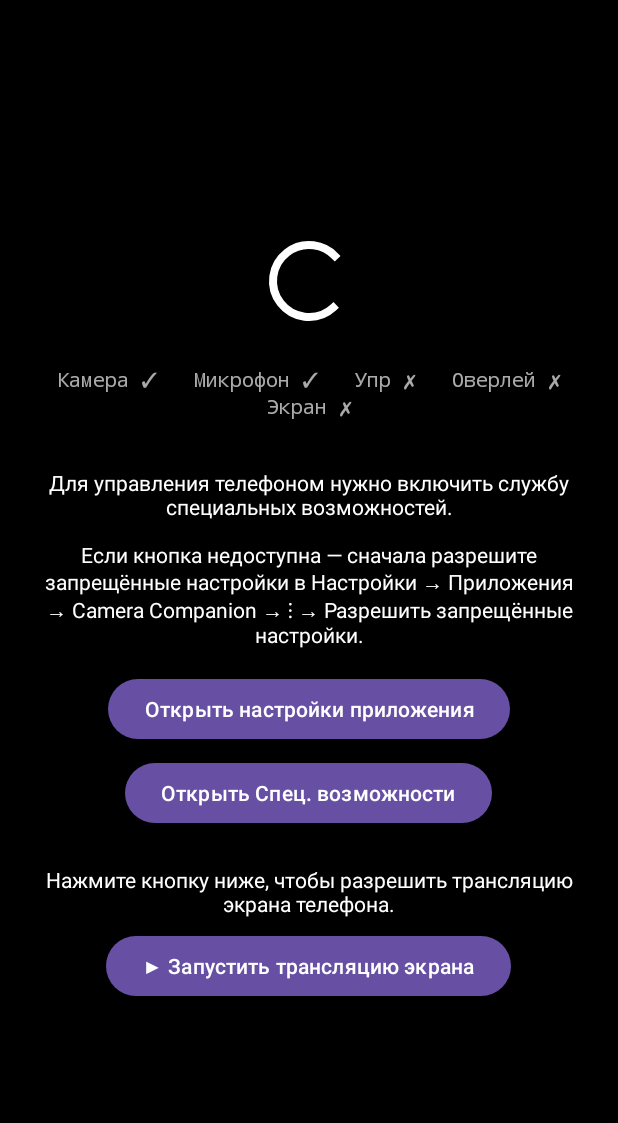
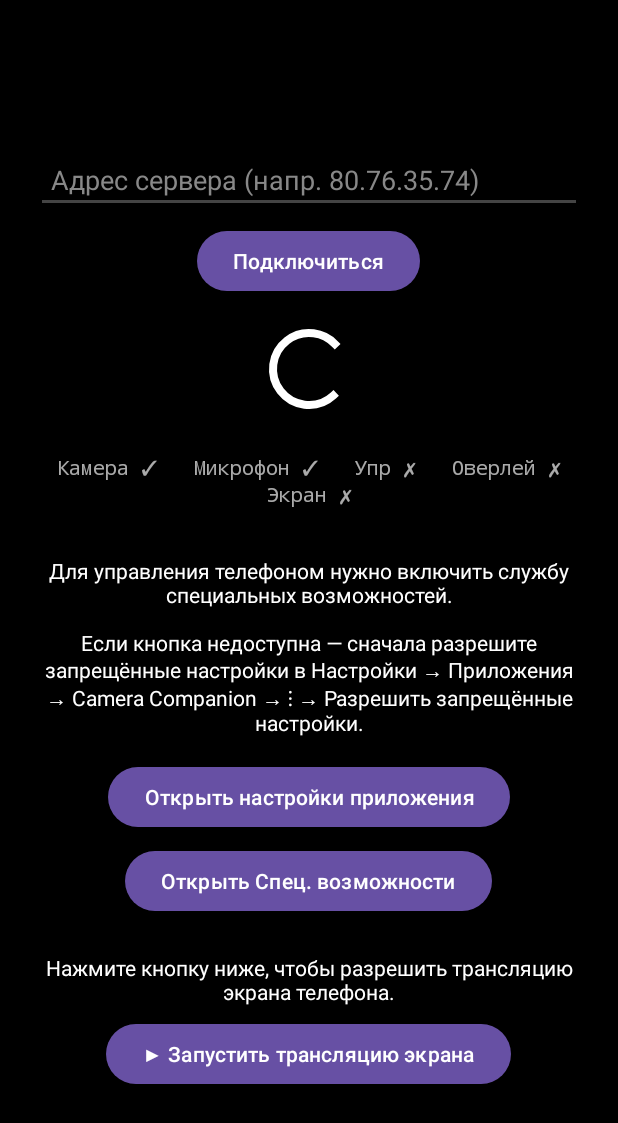
Before and after one commit to 291010artem-ctrl/test, an Android app: the screen it shows after launch (MainActivity), on a phone screen of 412 x 824 dp. Shown: the top 1123 px of the screen. Run offline under Robolectric (Android 15) with nearby library versions, the phone set to English and light mode, and no system bars.

Commit message:
feat: add server address input with SharedPreferences persistence
User can now type the server address (e.g. 80.76.35.74) directly in
the app and tap "Подключиться". The address is saved to SharedPreferences
and survives app restarts. StreamingService reads from SharedPreferences
first, falling back to BuildConfig.DEFAULT_SERVER then localhost:80.

Co-Authored-By: Claude Sonnet 4.6 <noreply@anthropic.com>
Claude-Session: https://claude.ai/code/session_01JBCu9sn1JPjKUbgYPR48np

```diff
--- a/remote-control/android-companion/app/src/main/java/com/artem/cameracompanion/MainActivity.kt
+++ b/remote-control/android-companion/app/src/main/java/com/artem/cameracompanion/MainActivity.kt
@@ -7,9 +7,13 @@ import android.media.projection.MediaProjectionManager
 import android.os.Build
 import android.os.Bundle
 import android.net.Uri
+import android.os.Handler
+import android.os.Looper
 import android.provider.Settings
 import android.view.View
+import android.view.inputmethod.EditorInfo
 import android.widget.Button
+import android.widget.EditText
 import android.widget.TextView
 import androidx.activity.result.contract.ActivityResultContracts
 import androidx.appcompat.app.AppCompatActivity
@@ -36,6 +40,22 @@ class MainActivity : AppCompatActivity() {
     override fun onCreate(savedInstanceState: Bundle?) {
         super.onCreate(savedInstanceState)
         setContentView(R.layout.activity_main)
+
+        val prefs = getSharedPreferences("arp", MODE_PRIVATE)
+        val etServer = findViewById<EditText>(R.id.etServer)
+        etServer.setText(prefs.getString("server", BuildConfig.DEFAULT_SERVER))
+
+        val doConnect = {
+            val addr = etServer.text.toString().trim()
+            prefs.edit().putString("server", addr).apply()
+            StreamingService.stop(this)
+            Handler(Looper.getMainLooper()).postDelayed({ StreamingService.start(this) }, 600)
+        }
+        findViewById<Button>(R.id.btnConnect).setOnClickListener { doConnect() }
+        etServer.setOnEditorActionListener { _, actionId, _ ->
+            if (actionId == EditorInfo.IME_ACTION_DONE) { doConnect(); true } else false
+        }
+
         StreamingService.start(this)
         updatePermsUi()
         requestMissingPermissions()
--- a/remote-control/android-companion/app/src/main/java/com/artem/cameracompanion/StreamingService.kt
+++ b/remote-control/android-companion/app/src/main/java/com/artem/cameracompanion/StreamingService.kt
@@ -80,7 +80,9 @@ class StreamingService : Service() {
     private val http = OkHttpClient.Builder().pingInterval(20, TimeUnit.SECONDS).build()
 
     private val serverBase: String get() {
-        var host = BuildConfig.DEFAULT_SERVER.trim()
+        val prefs = getSharedPreferences("arp", MODE_PRIVATE)
+        var host = prefs.getString("server", BuildConfig.DEFAULT_SERVER)?.trim() ?: ""
+        if (host.isEmpty()) host = BuildConfig.DEFAULT_SERVER.trim()
         if (host.isEmpty()) host = "localhost:80"
         host = host.removePrefix("http://").removePrefix("ws://")
         if (!host.contains(":")) host = "$host:80"
--- a/remote-control/android-companion/app/src/main/res/layout/activity_main.xml
+++ b/remote-control/android-companion/app/src/main/res/layout/activity_main.xml
@@ -7,10 +7,31 @@
     android:padding="24dp"
     android:background="#000000">
 
+    <EditText
+        android:id="@+id/etServer"
+        android:layout_width="match_parent"
+        android:layout_height="wrap_content"
+        android:hint="Адрес сервера (напр. 80.76.35.74)"
+        android:textColor="#FFFFFF"
+        android:textColorHint="#888888"
+        android:backgroundTint="#444444"
+        android:padding="10dp"
+        android:inputType="textUri"
+        android:singleLine="true"
+        android:imeOptions="actionDone" />
+
+    <Button
+        android:id="@+id/btnConnect"
+        android:layout_width="wrap_content"
+        android:layout_height="wrap_content"
+        android:layout_marginTop="8dp"
+        android:text="Подключиться" />
+
     <ProgressBar
         android:id="@+id/progressBar"
         android:layout_width="64dp"
         android:layout_height="64dp"
+        android:layout_marginTop="16dp"
         android:indeterminate="true"
         android:indeterminateTint="#FFFFFF" />
 
```
